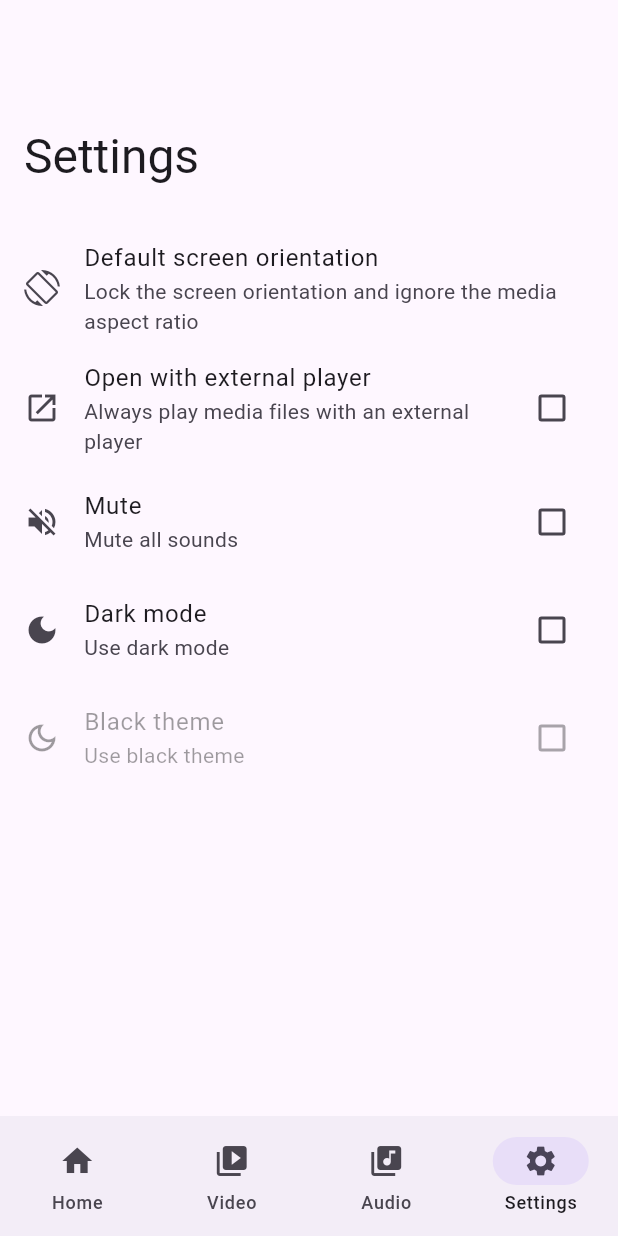
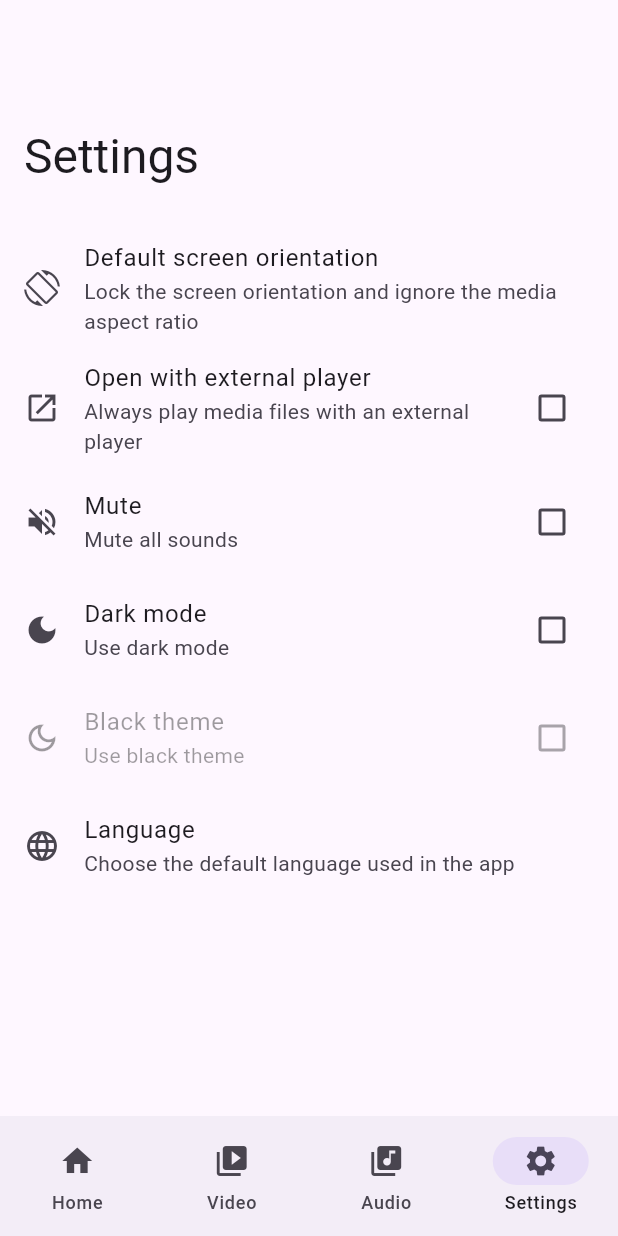
Before and after one commit to ragasubekti/avp, a Flutter app: the screen it shows after launch, item 4 of the bottom bar chosen, on a phone screen of 412 x 824 dp. Run offline on Flutter 3.47's test engine with Material 2 defaults, Android fonts, the phone set to English and light mode, and no system bars; our stand-ins replace get, get_storage, logger, sqflite; missing offline and left inert: external_path, ffmpeg_kit_flutter, media_kit; accounts and stored records are empty; statements that could not run were skipped.

Commit message:
feat(settings): add language option

```diff
--- a/lib/i18n/translations.dart
+++ b/lib/i18n/translations.dart
@@ -4,6 +4,7 @@ class AvpTranslation extends Translations {
   @override
   Map<String, Map<String, String>> get keys => {
         'en_US': {
+          // SETTINGS
           'settings_title': 'Settings',
           'settings_title_screen_orientation': 'Default screen orientation',
           'settings_subtitle_screen_orientation':
@@ -21,14 +22,20 @@ class AvpTranslation extends Translations {
           'settings_subtitle_dark': 'Use dark mode',
           'settings_title_black': 'Black theme',
           'settings_subtitle_black': 'Use black theme',
+          'settings_title_language': "Language",
+          'settings_subtitle_language':
+              'Choose the default language used in the app',
+          // APP_BAR
           'appbar_home': 'Home',
           'appbar_video': 'Video',
           'appbar_audio': 'Audio',
           'appbar_setting': 'Settings',
+          // HOME
           'home_recently_played': 'Recently Played',
           'home_recently_added': 'Recently Added',
         },
         'ja_JP': {
+          // SETTINGS
           'settings_title': '設定',
           'settings_title_screen_orientation': 'デフォルトの画面方向',
           'settings_subtitle_screen_orientation': '画面の向きを固定し、メディアのアスペクト比を無視する',
@@ -44,14 +51,19 @@ class AvpTranslation extends Translations {
           'settings_subtitle_dark': 'ダークモードを使用する',
           'settings_title_black': 'ブラックテーマ',
           'settings_subtitle_black': 'ブラックテーマを使用する',
+          'settings_title_language': '言語',
+          'settings_subtitle_language': 'アプリで使用するデフォルト言語を選択してください',
+          // APP_BAR
           'appbar_home': 'ホーム',
           'appbar_video': 'ビデオ',
           'appbar_audio': 'オーディオ',
           'appbar_setting': '設定',
+          // HOME
           'home_recently_played': '最近再生したもの',
           'home_recently_added': '最近追加したもの',
         },
         'zh_ZH': {
+          // SETTINGS
           'settings_title': '设置',
           'settings_title_screen_orientation': '默认屏幕方向',
           'settings_subtitle_screen_orientation': '锁定屏幕方向，忽略媒体宽高比',
@@ -67,14 +79,19 @@ class AvpTranslation extends Translations {
           'settings_subtitle_dark': '使用暗黑模式',
           'settings_title_black': '黑色主题',
           'settings_subtitle_black': '使用黑色主题',
+          'settings_title_language': '语言',
+          'settings_subtitle_language': '选择应用程序使用的默认语言',
+          // APP_BAR
           'appbar_home': '主页',
           'appbar_video': '视频',
           'appbar_audio': '音频',
           'appbar_setting': '设置',
+          // HOME
           'home_recently_played': '最近播放',
           'home_recently_added': '最近添加',
         },
         'ko_KR': {
+          // SETTINGS
           'settings_title': '설정',
           'settings_title_screen_orientation': '기본 화면 방향',
           'settings_subtitle_screen_orientation': '화면 방향 잠금, 미디어 종횡비 무시',
@@ -90,10 +107,14 @@ class AvpTranslation extends Translations {
           'settings_subtitle_dark': '다크 모드 사용',
           'settings_title_black': '블랙 테마',
           'settings_subtitle_black': '블랙 테마 사용',
+          'settings_title_language': '언어',
+          'settings_subtitle_language': '앱에서 사용하는 기본 언어를 선택하세요',
+          // APP_BAR
           'appbar_home': '홈',
           'appbar_video': '비디오',
           'appbar_audio': '오디오',
           'appbar_setting': '설정',
+          // HOME
           'home_recently_played': '최근 재생한 것',
           'home_recently_added': '최근 추가된 것',
         },
--- a/lib/screens/settings/settings_screen.dart
+++ b/lib/screens/settings/settings_screen.dart
@@ -143,6 +143,12 @@ class SettingsScreen extends GetView<SettingsController> {
                   title: Text("settings_title_black".tr),
                   subtitle: Text("settings_subtitle_black".tr),
                 ),
+                ListTile(
+                  onTap: null,
+                  leading: const Icon(Icons.language),
+                  title: Text('settings_title_language'.tr),
+                  subtitle: Text('settings_subtitle_language'.tr),
+                ),
               ]),
             ),
           ),
```
Also changed, not shown: lib/core/files_helper.dart (+3 -8 lines).
